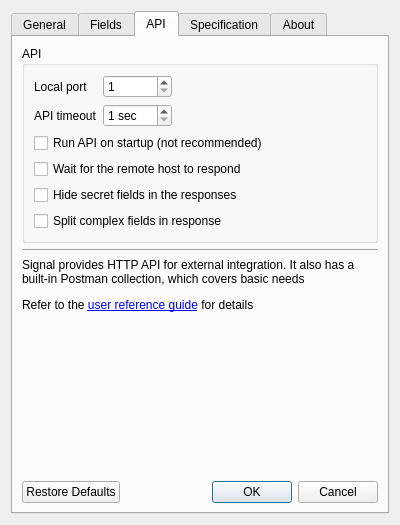
This is common/gui/forms/settings_window.ui in FedorIvanov37/signal as Qt 5 draws it before an edit. The edited form follows.
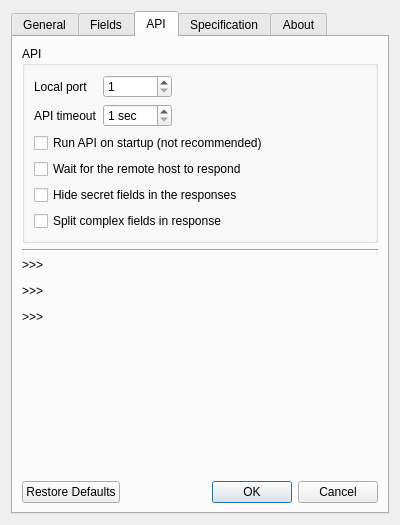
This is the edited form. The open tabs and pages were chosen to show the change.

```diff
--- a/common/gui/forms/settings_window.ui
+++ b/common/gui/forms/settings_window.ui
@@ -638,7 +638,7 @@
        <item row="3" column="0">
         <widget class="QLabel" name="ApiInfoLabel">
          <property name="text">
-          <string>&lt;html&gt;&lt;head/&gt;&lt;body&gt;&lt;p&gt;Signal provides HTTP API for external integration. It also has a built-in Postman collection, which covers basic needs&lt;/p&gt;&lt;p&gt;Refer to the &lt;a href=&quot;www.link.com&quot;&gt;&lt;span style=&quot; text-decoration: underline; color:#0000ff;&quot;&gt;user reference guide&lt;/span&gt;&lt;/a&gt; for details&lt;/p&gt;&lt;/body&gt;&lt;/html&gt;</string>
+          <string>&lt;html&gt;&lt;head/&gt;&lt;body&gt;&lt;p&gt;&amp;gt;&amp;gt;&amp;gt;&lt;/p&gt;&lt;p&gt;&amp;gt;&amp;gt;&amp;gt;&lt;/p&gt;&lt;p&gt;&amp;gt;&amp;gt;&amp;gt;&lt;/p&gt;&lt;/body&gt;&lt;/html&gt;</string>
          </property>
          <property name="wordWrap">
           <bool>true</bool>
```
Left out of the diff: 2 changed lines with no effect on the pictures.
